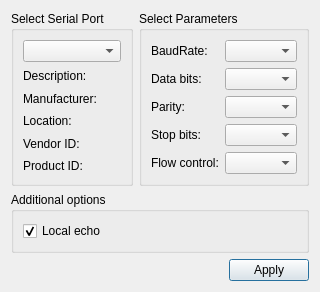
Before: the Qt Designer form forms/settingsdialog.ui in parallaxinc/PropellerManager, drawn with Qt 5.
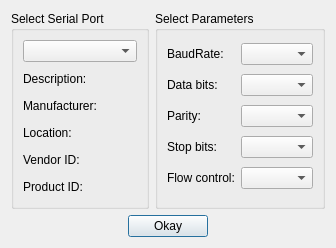
After: the same form once the commit is applied.

Commit message: Removed local echo from settings ui; added spacer to center Okay button

```diff
--- a/forms/settingsdialog.ui
+++ b/forms/settingsdialog.ui
@@ -6,8 +6,8 @@
    <rect>
     <x>0</x>
     <y>0</y>
-    <width>281</width>
-    <height>262</height>
+    <width>336</width>
+    <height>248</height>
    </rect>
   </property>
   <property name="windowTitle">
@@ -120,7 +120,7 @@
      </layout>
     </widget>
    </item>
-   <item row="2" column="0" colspan="2">
+   <item row="1" column="0" colspan="2">
     <layout class="QHBoxLayout" name="horizontalLayout">
      <item>
       <spacer name="horizontalSpacer">
@@ -138,31 +138,25 @@
      <item>
       <widget class="QPushButton" name="applyButton">
        <property name="text">
-        <string>Apply</string>
+        <string>Okay</string>
        </property>
       </widget>
      </item>
+     <item>
+      <spacer name="horizontalSpacer_2">
+       <property name="orientation">
+        <enum>Qt::Horizontal</enum>
+       </property>
+       <property name="sizeHint" stdset="0">
+        <size>
+         <width>40</width>
+         <height>20</height>
+        </size>
+       </property>
+      </spacer>
+     </item>
     </layout>
    </item>
-   <item row="1" column="0" colspan="2">
-    <widget class="QGroupBox" name="additionalOptionsGroupBox">
-     <property name="title">
-      <string>Additional options</string>
-     </property>
-     <layout class="QVBoxLayout" name="verticalLayout">
-      <item>
-       <widget class="QCheckBox" name="localEchoCheckBox">
-        <property name="text">
-         <string>Local echo</string>
-        </property>
-        <property name="checked">
-         <bool>true</bool>
-        </property>
-       </widget>
-      </item>
-     </layout>
-    </widget>
-   </item>
   </layout>
  </widget>
  <resources/>
```
The commit also changes 1 other file.
